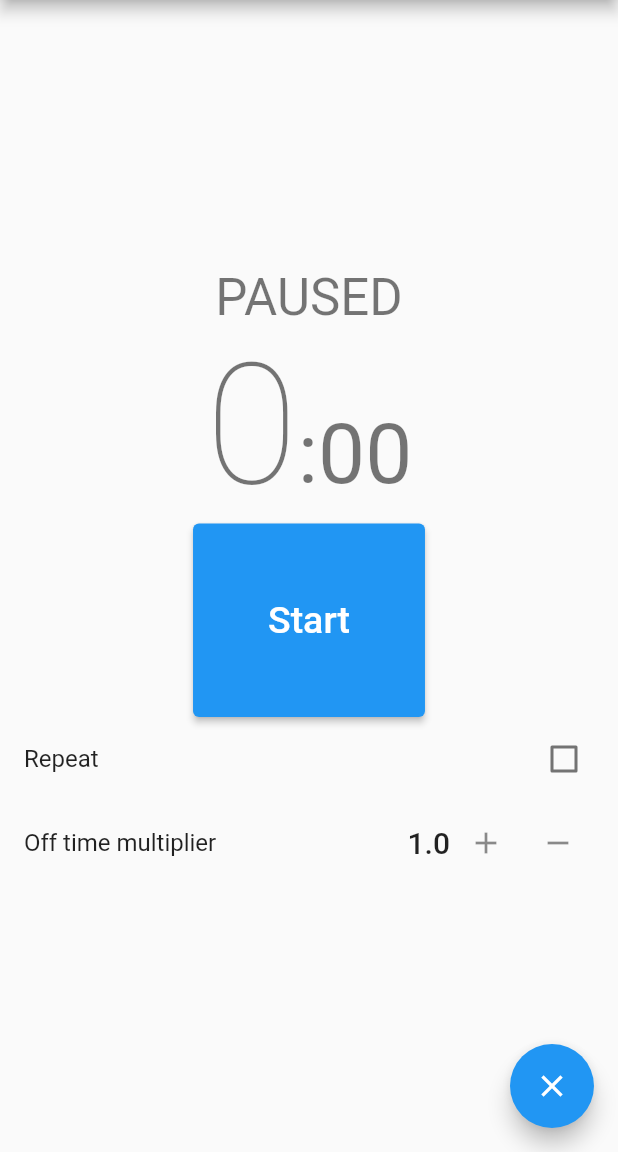
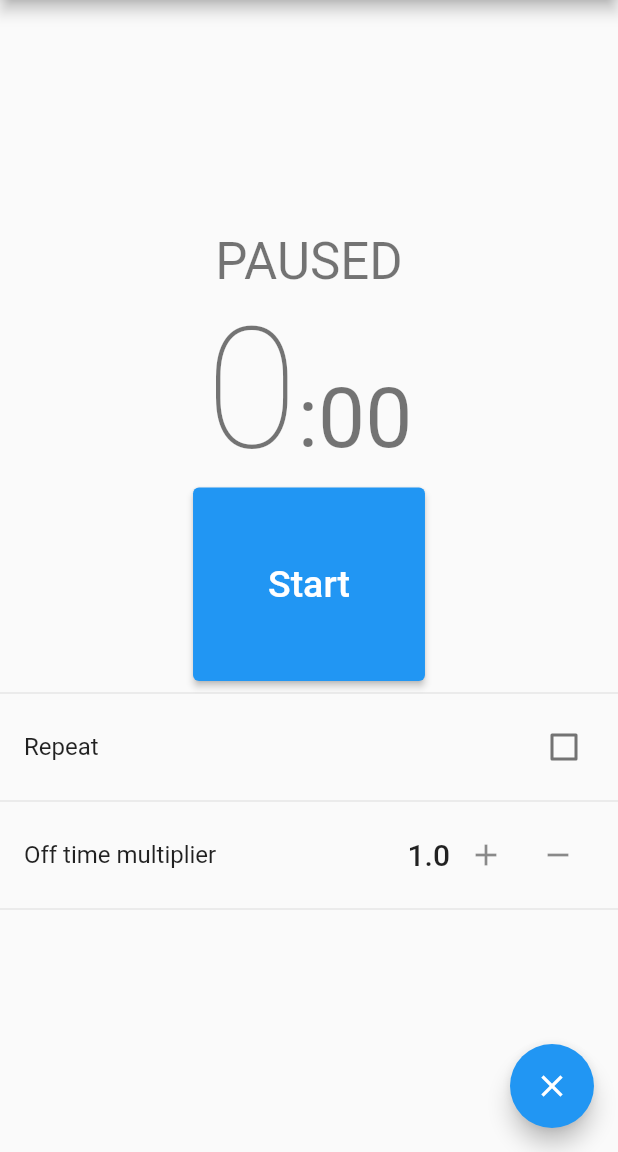
Before and after one commit to jeffa5/on-off-timer, a Flutter app: the screen it shows after launch, on a phone screen of 412 x 824 dp, the part 84-1236 px from its top. Run offline on Flutter 3.47's test engine with Material 2 defaults, Android fonts, the phone set to English and light mode, and no system bars.

Commit message:
Handle minutes and add dividers

```diff
--- a/on_off_timer/lib/main.dart
+++ b/on_off_timer/lib/main.dart
@@ -45,21 +45,28 @@ class _OnOffTimerPageState extends State<OnOffTimerPage> {
       setState(() {});
     });
 
+    int minutesElapsed;
     int secondsElapsed;
     int millisecondsElapsed;
 
     if (isOn) {
+      minutesElapsed = sw.elapsed.inMinutes;
       secondsElapsed = sw.elapsed.inSeconds;
       millisecondsElapsed = sw.elapsed.inMilliseconds;
     } else {
       // !isOn
       Duration duration = Duration(milliseconds: millisToWait) - t.elapsed;
+      minutesElapsed = duration.inMinutes;
       secondsElapsed = duration.inSeconds;
       millisecondsElapsed = duration.inMilliseconds;
     }
 
     if (secondsElapsed > 0) {
       millisecondsElapsed %= secondsElapsed * 1000;
+    }
+
+    if (minutesElapsed > 0) {
+      secondsElapsed %= minutesElapsed * 60;
     }
 
     millisecondsElapsed ~/= 10;
@@ -150,6 +157,12 @@ class _OnOffTimerPageState extends State<OnOffTimerPage> {
       }
     }
 
+    String minutesSecondsElapsed = "";
+    if (minutesElapsed > 0) {
+      minutesSecondsElapsed += "$minutesElapsed:";
+    }
+    minutesSecondsElapsed += secondsElapsed.toString();
+
     return Scaffold(
       appBar: AppBar(
         title: Center(child: Text(widget.title)),
@@ -164,7 +177,7 @@ class _OnOffTimerPageState extends State<OnOffTimerPage> {
             ),
             Text.rich(TextSpan(children: <InlineSpan>[
               TextSpan(
-                text: '$secondsElapsed',
+                text: minutesSecondsElapsed,
                 style: Theme.of(context).textTheme.headline1,
               ),
               TextSpan(
@@ -173,6 +186,7 @@ class _OnOffTimerPageState extends State<OnOffTimerPage> {
               ),
             ])),
             action,
+            const Divider(),
             CheckboxListTile(
                 title: const Text("Repeat"),
                 value: repeat,
@@ -181,6 +195,7 @@ class _OnOffTimerPageState extends State<OnOffTimerPage> {
                     repeat = enabled!;
                   });
                 }),
+            const Divider(),
             ListTile(
                 title: const Text("Off time multiplier"),
                 trailing:
@@ -208,6 +223,7 @@ class _OnOffTimerPageState extends State<OnOffTimerPage> {
                           : null,
                       icon: const Icon(Icons.remove)),
                 ])),
+            const Divider(),
           ],
         ),
       ),
```
